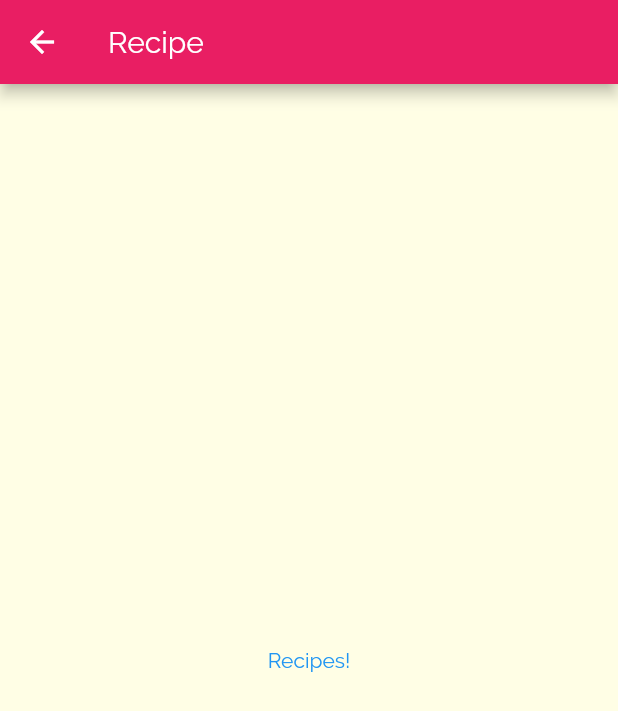
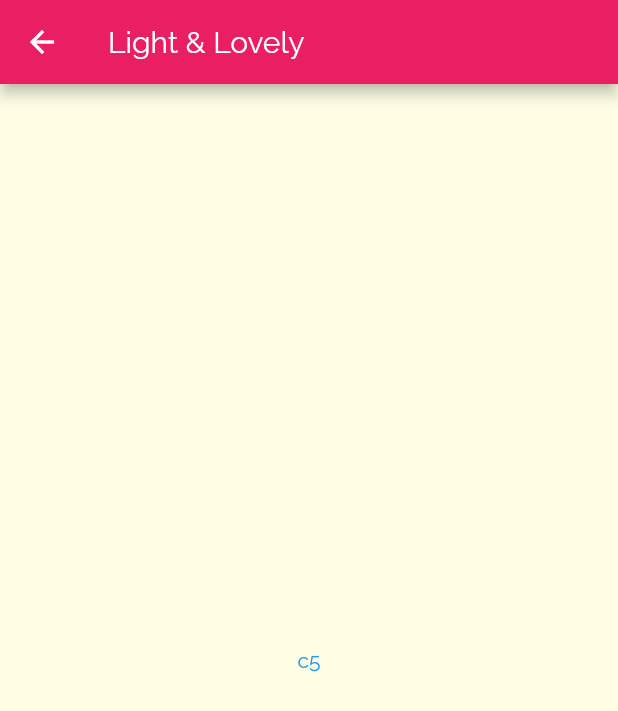
Before and after one commit to Mameng57/digital-recipebook, a Flutter app: the screen it shows after launch, after a tap on "Light & Lovely", on a phone screen of 412 x 824 dp. Shown: the top 711 px of the screen. Run offline on Flutter 3.47's test engine with Material 2 defaults, Android fonts, the phone set to English and light mode, and no system bars.

```diff
--- a/lib/main.dart
+++ b/lib/main.dart
@@ -1,3 +1,4 @@
+import 'package:digital_recipebook/screens/meals_screen.dart';
 import 'package:flutter/material.dart';
 import './screens/categories_screen.dart';
 
@@ -23,6 +24,9 @@ class MyApp extends StatelessWidget {
           ),
         ),
       ),
+      routes: {
+        '/meals': (_) => MealsScreen(),
+      },
       home: CategoriesScreen(),
     );
   }
--- a/lib/screens/categories_screen.dart
+++ b/lib/screens/categories_screen.dart
@@ -18,7 +18,7 @@ class CategoriesScreen extends StatelessWidget {
           crossAxisSpacing: 20,
         ),
         children: DUMMY_CATEGORIES.map(
-          (element) => CategoryItem(element.title, element.color)
+          (element) => CategoryItem(element.id, element.title, element.color)
         ).toList(),
       ),
     );
--- a/lib/screens/meals_screen.dart
+++ b/lib/screens/meals_screen.dart
@@ -3,10 +3,14 @@ import 'package:flutter/material.dart';
 class MealsScreen extends StatelessWidget {
   @override
   Widget build(BuildContext context) {
+    final routeArgs = ModalRoute.of(context)!.settings.arguments as Map<String, String>;
+    final String? _categoryID = routeArgs['id'];
+    final String? _categoryTitle = routeArgs['title'];
+
     return Scaffold(
-      appBar: AppBar(title: const Text("Recipe"),),
+      appBar: AppBar(title: Text(_categoryTitle!),),
       body: Center(
-        child: const Text("Recipes!"),
+        child: Text(_categoryID!),
       ),
     );
   }
--- a/lib/widgets/category_item.dart
+++ b/lib/widgets/category_item.dart
@@ -1,11 +1,12 @@
 import 'package:flutter/material.dart';
-import '../screens/meals_screen.dart';
 
 class CategoryItem extends StatelessWidget {
+  final String _id;
   final String _title;
   final Color _color;
 
   const CategoryItem(
+    this._id,
     this._title,
     this._color,
   );
@@ -14,12 +15,8 @@ class CategoryItem extends StatelessWidget {
   Widget build(BuildContext context) {
     return InkWell(
       onTap: () {
-        Navigator.of(context).push(
-          MaterialPageRoute(
-            builder: (_) {
-              return MealsScreen();
-            }
-          )
+        Navigator.of(context).pushNamed(
+          '/meals', arguments: {'id': _id, 'title': _title},
         );
       },
       splashColor: Theme.of(context).primaryColor,
```
